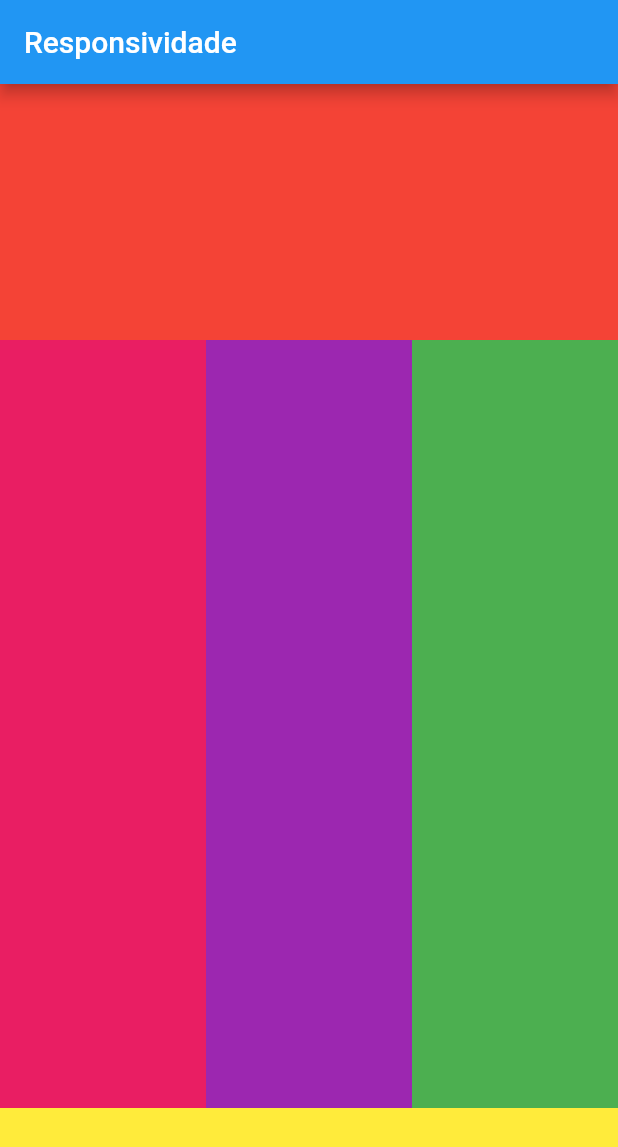
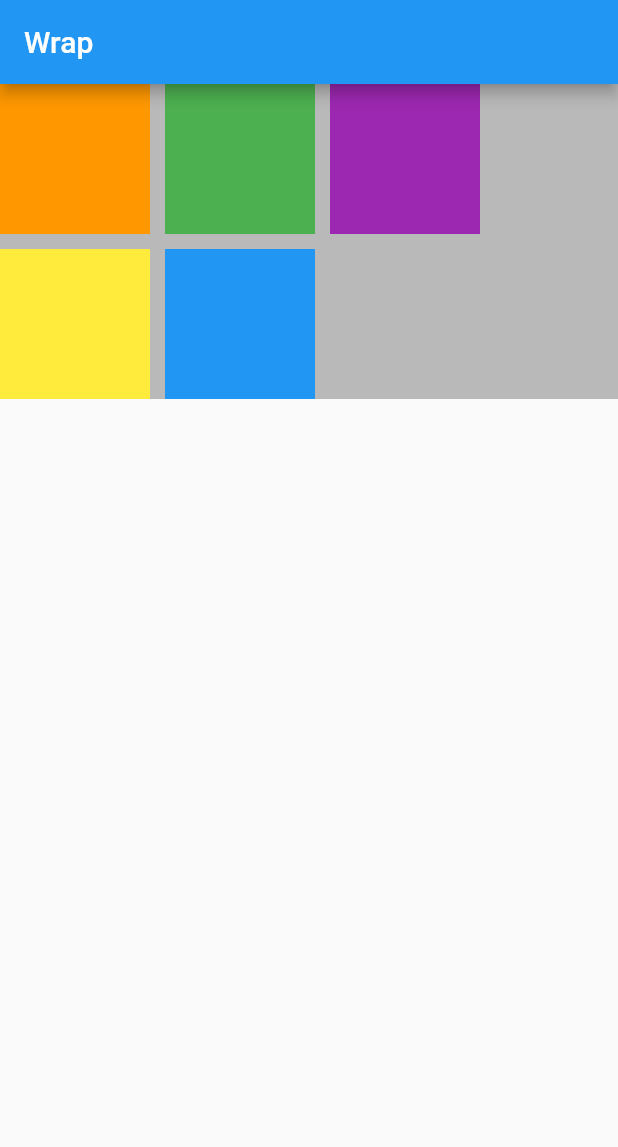
Before and after one commit to davidkalil10/flutterWebAula, a Flutter app: the screen it shows after launch, on a phone screen of 412 x 824 dp. Shown: the top 1147 px of the screen. Run offline on Flutter 3.47's test engine with Material 2 defaults, Android fonts, the phone set to English and light mode, and no system bars.

Commit message:
widget wrap

```diff
--- a/lib/main.dart
+++ b/lib/main.dart
@@ -1,11 +1,13 @@
 import 'package:flutter/material.dart';
+import 'package:flutter_web_aula/responsividade;_wrap.dart';
 import 'package:flutter_web_aula/responsividade_media_query.dart';
 import 'package:flutter_web_aula/responsividade_row_col.dart';
 
 void main() {
   runApp(MaterialApp(
    // home: ResponsividadeMediaQuery(),
-    home: ResponsividadeRowCol(),
+   // home: ResponsividadeRowCol(),
+    home: ResponsividadeWrap(),
     debugShowCheckedModeBanner: false,
   ));
 }
--- /dev/null
+++ b/lib/responsividade;_wrap.dart
@@ -0,0 +1,58 @@
+import 'package:flutter/cupertino.dart';
+import 'package:flutter/material.dart';
+
+class ResponsividadeWrap extends StatefulWidget {
+  const ResponsividadeWrap({Key? key}) : super(key: key);
+
+  @override
+  _ResponsividadeWrapState createState() => _ResponsividadeWrapState();
+}
+
+class _ResponsividadeWrapState extends State<ResponsividadeWrap> {
+  @override
+  Widget build(BuildContext context) {
+
+    double altura = 100, largura = 100;
+
+    return Scaffold(
+      appBar: AppBar(title: Text("Wrap"),),
+      body: Container(
+        color: Colors.black26,
+        width: MediaQuery.of(context).size.width,
+        child: Wrap(
+          alignment: WrapAlignment.start,
+          spacing: 10,
+          runSpacing: 10,
+          children: [
+            Container(
+              width: largura,
+              height: altura,
+              color: Colors.orange,
+            ),
+            Container(
+              width: largura,
+              height: altura,
+              color: Colors.green,
+            ),
+            Container(
+              width: largura,
+              height: altura,
+              color: Colors.purple,
+            ),
+            Container(
+              width: largura,
+              height: altura,
+              color: Colors.yellow,
+            ),
+            Container(
+              width: largura,
+              height: altura,
+              color: Colors.blue,
+            ),
+
+          ],
+        ),
+      ),
+    );
+  }
+}
```
